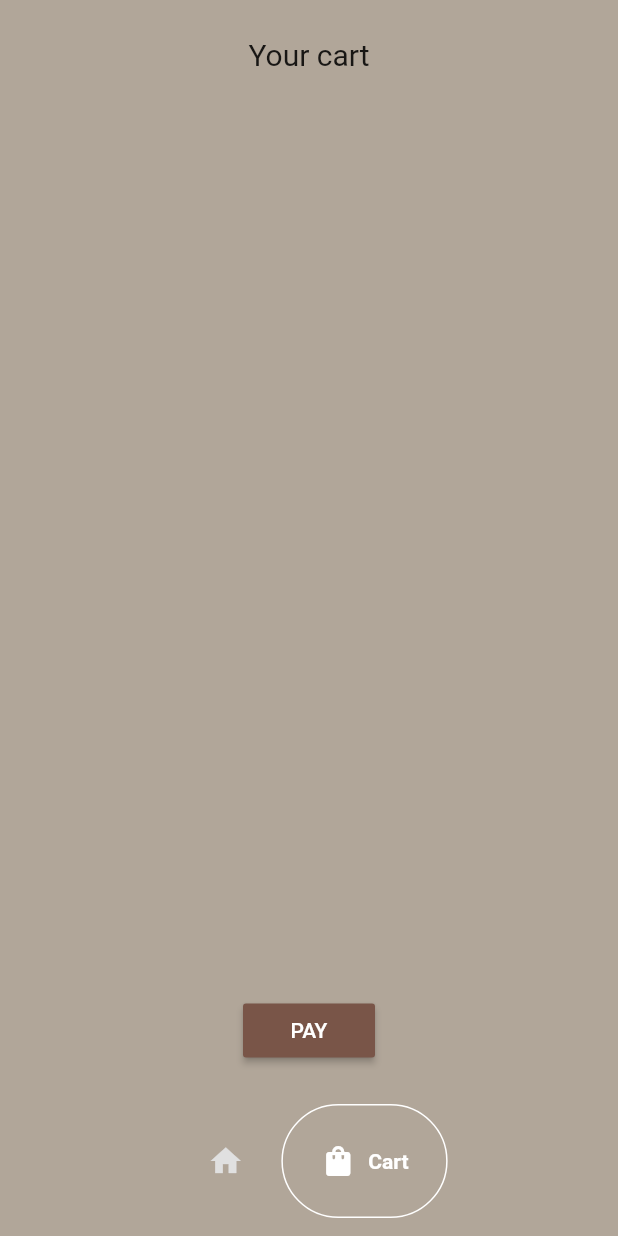
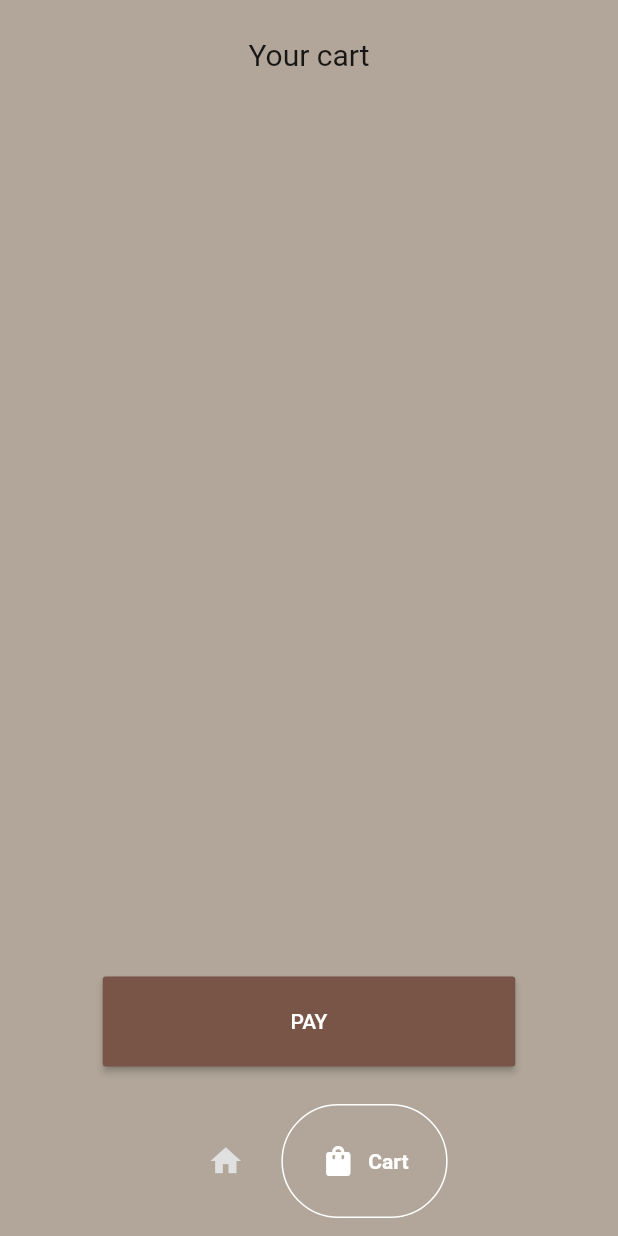
Before and after one commit to biiome/Blubble-Tea-App, a Flutter app: the screen it shows after launch, item 2 of the bottom bar chosen, on a phone screen of 412 x 824 dp. Run offline on Flutter 3.47's test engine with Material 2 defaults, Android fonts, the phone set to English and light mode, and no system bars; drawn by our look-alikes of google_nav_bar.

Commit message:
Styling changes

```diff
--- a/lib/pages/cart_page.dart
+++ b/lib/pages/cart_page.dart
@@ -52,13 +52,17 @@ class _CartPageState extends State<CartPage> {
                 ),
               ),
               // pay button
-              MaterialButton(
-                color: Colors.brown,
-                child: const Text(
-                  'PAY',
-                  style: TextStyle(color: Colors.white),
+              ButtonTheme(
+                minWidth: 275,
+                height: 60,
+                child: MaterialButton(
+                  color: Colors.brown,
+                  child: const Text(
+                    'PAY',
+                    style: TextStyle(color: Colors.white),
+                  ),
+                  onPressed: () {},
                 ),
-                onPressed: () {},
               ),
             ],
           ),
```
